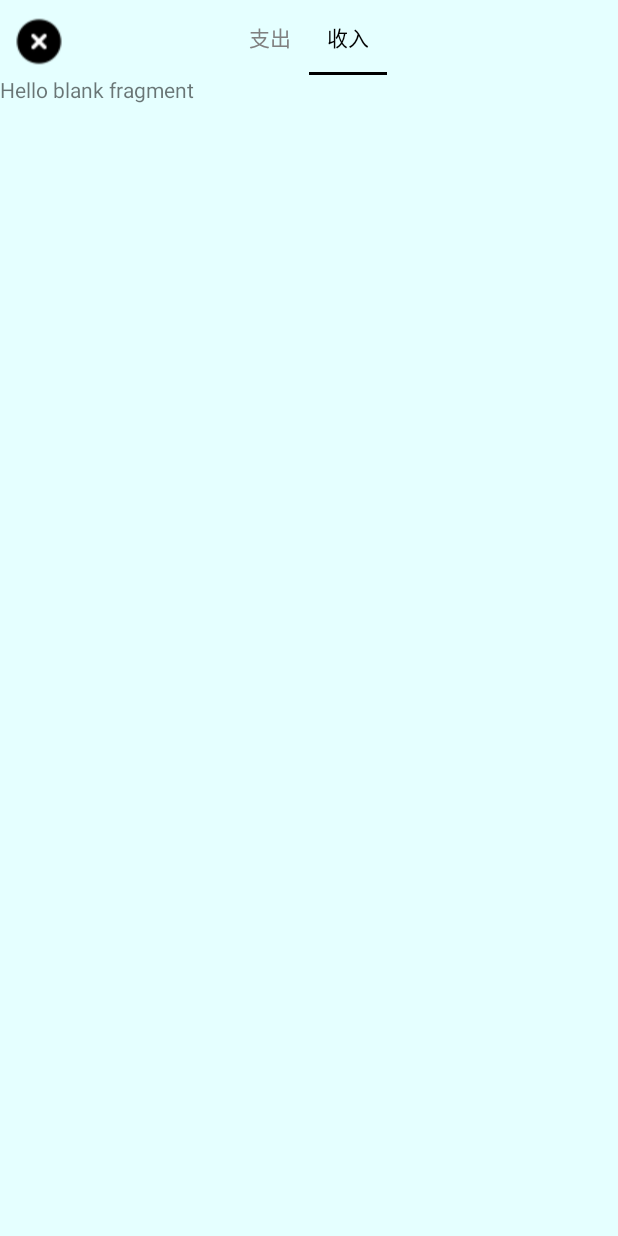
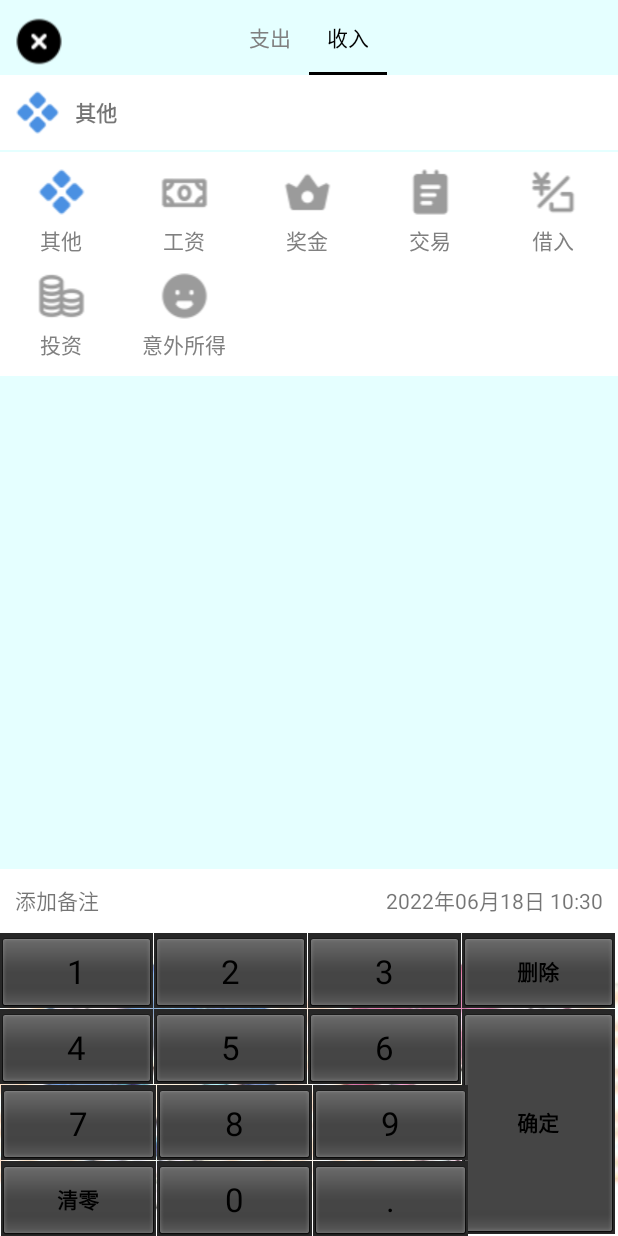
Before and after one commit to Arete-FFF/WhereYourMoney, an Android app: the OutFragment screen opened directly, with no data from a screen before it, tab 2 chosen, on a phone screen of 412 x 824 dp. Run offline under Robolectric (Android 15) with nearby library versions, the phone set to English and light mode, and no system bars.

Commit message:
frag 正常

```diff
--- a/app/src/main/java/com/fxy/greatassignment/WriteActivity.java
+++ b/app/src/main/java/com/fxy/greatassignment/WriteActivity.java
@@ -9,6 +9,7 @@
 
 import com.fxy.greatassignment.adapter.WriteFragmentPagerAdapter;
 import com.fxy.greatassignment.frag_write.InFragment;
+import com.fxy.greatassignment.frag_write.FatherFragment;
 import com.fxy.greatassignment.frag_write.OutFragment;
 import com.google.android.material.tabs.TabLayout;
 
--- a/app/src/main/java/com/fxy/greatassignment/database/DBManager.java
+++ b/app/src/main/java/com/fxy/greatassignment/database/DBManager.java
@@ -1,10 +1,13 @@
 package com.fxy.greatassignment.database;
 
-import android.annotation.SuppressLint;
+import android.content.ContentValues;
 import android.content.Context;
 import android.database.Cursor;
 import android.database.sqlite.SQLiteDatabase;
+import android.util.Log;
 
+
+import java.math.BigDecimal;
 import java.util.ArrayList;
 import java.util.List;
 
@@ -32,11 +35,11 @@ public class DBManager {
         Cursor cursor = db.rawQuery(sql, null);
         //循环读取游标内容，存储到对象当中
         while (cursor.moveToNext()) {
-            @SuppressLint("Range") String typename = cursor.getString(cursor.getColumnIndex("typename"));
-            @SuppressLint("Range") int imageId = cursor.getInt(cursor.getColumnIndex("imageId"));
-            @SuppressLint("Range") int sImageId = cursor.getInt(cursor.getColumnIndex("sImageId"));
-            @SuppressLint("Range") int kind1 = cursor.getInt(cursor.getColumnIndex("kind"));
-            @SuppressLint("Range") int id = cursor.getInt(cursor.getColumnIndex("id"));
+            String typename = cursor.getString(cursor.getColumnIndex("typename"));
+            int imageId = cursor.getInt(cursor.getColumnIndex("imageId"));
+            int sImageId = cursor.getInt(cursor.getColumnIndex("sImageId"));
+            int kind1 = cursor.getInt(cursor.getColumnIndex("kind"));
+            int id = cursor.getInt(cursor.getColumnIndex("id"));
             TypeBean typeBean = new TypeBean(id, typename, imageId, sImageId, kind1);
             list.add(typeBean);
         }
--- a/app/src/main/java/com/fxy/greatassignment/database/DBOpenHelper.java
+++ b/app/src/main/java/com/fxy/greatassignment/database/DBOpenHelper.java
@@ -6,11 +6,12 @@ import android.database.sqlite.SQLiteOpenHelper;
 
 import androidx.annotation.Nullable;
 
+
 import com.fxy.greatassignment.R;
 
 public class DBOpenHelper extends SQLiteOpenHelper {
     public DBOpenHelper(@Nullable Context context) {
-        super(context,"tally.db" , null, 1);
+        super(context,"WhereYourMoney.db" , null, 1);
     }
 
     //创建数据库的方法，只有项目第一次运行时，会被调用
--- a/app/src/main/java/com/fxy/greatassignment/database/TypeBean.java
+++ b/app/src/main/java/com/fxy/greatassignment/database/TypeBean.java
@@ -1,8 +1,7 @@
 package com.fxy.greatassignment.database;
 /*
- * 表示类型的类
- */
-
+ * 表示收入或者支出具体类型的类
+ * */
 public class TypeBean {
     int id;
     String typename;   //类型名称
--- /dev/null
+++ b/app/src/main/java/com/fxy/greatassignment/frag_write/FatherFragment.java
@@ -0,0 +1,149 @@
+package com.fxy.greatassignment.frag_write;
+
+import android.inputmethodservice.KeyboardView;
+import android.os.Bundle;
+
+import androidx.annotation.Nullable;
+import androidx.fragment.app.Fragment;
+
+import android.text.TextUtils;
+import android.view.LayoutInflater;
+import android.view.View;
+import android.view.ViewGroup;
+import android.widget.AdapterView;
+import android.widget.EditText;
+import android.widget.GridView;
+import android.widget.ImageView;
+import android.widget.TextView;
+
+import com.fxy.greatassignment.R;
+import com.fxy.greatassignment.database.AccountBean;
+import com.fxy.greatassignment.database.DBManager;
+import com.fxy.greatassignment.database.TypeBean;
+import com.fxy.greatassignment.utils.KeyBoardUtils;
+
+import java.text.SimpleDateFormat;
+import java.util.ArrayList;
+import java.util.Calendar;
+import java.util.Date;
+import java.util.List;
+
+
+public class FatherFragment extends Fragment {
+    // 初始化xml中的view
+    KeyboardView keyboardView;
+    EditText editText;
+    ImageView imageView;
+    TextView type,remark,time;
+    GridView gridView;
+    // 创建Bean List
+    List<TypeBean> typeBeanList;
+    TypeBaseAdapter adapter;
+    // 创建记账数据对象
+    AccountBean accountBean;
+
+
+    @Override
+    public void onCreate(@Nullable Bundle savedInstanceState) {
+        super.onCreate(savedInstanceState);
+        accountBean = new AccountBean();   //创建对象
+        accountBean.setTypename("其他");
+        accountBean.setsImageId(R.mipmap.ic_qita_hs);
+    }
+
+    @Override
+    public View onCreateView(LayoutInflater inflater, ViewGroup container,
+                             Bundle savedInstanceState) {
+        // Inflate the layout for this fragment
+        View view = inflater.inflate(R.layout.fragment_out,container,false);
+        //初始化view
+        initView(view);
+        //获取当前时间显示到右下角
+        setInitTime();
+        // 给GridView填充数据
+        loadDataToGV();
+        //设置GridView每一项的点击事件
+        setGVListener();
+        return view;
+    }
+
+    private void setInitTime() {
+        Date date = new Date();
+        // 设置时间的格式
+        SimpleDateFormat sdf = new SimpleDateFormat("yyyy年MM月dd日 HH:mm");
+        // 获取当前时间
+        String time_now = sdf.format(date);
+        time.setText(time_now);
+        accountBean.setTime(time_now);
+
+        Calendar calendar = Calendar.getInstance();
+        int year = calendar.get(Calendar.YEAR);
+        int month = calendar.get(Calendar.MONTH)+1;
+        int day = calendar.get(Calendar.DAY_OF_MONTH);
+        accountBean.setYear(year);
+        accountBean.setMonth(month);
+        accountBean.setDay(day);
+    }
+
+    private void setGVListener() {
+        gridView.setOnItemClickListener(new AdapterView.OnItemClickListener() {
+            @Override
+            public void onItemClick(AdapterView<?> parent, View view, int position, long id) {
+                adapter.selectPos = position;
+                adapter.notifyDataSetInvalidated();  //提示绘制发生变化了
+
+                // 绘制绑定文本
+                TypeBean typeBean = typeBeanList.get(position);
+                String typename = typeBean.getTypename();
+                type.setText(typename);
+                accountBean.setTypename(typename);
+
+                // 绘制绑定图片
+                int simageId = typeBean.getSimageId();
+                imageView.setImageResource(simageId);
+                accountBean.setsImageId(simageId);
+            }
+        });
+    }
+
+
+    // 给GridView填充数据
+    public void loadDataToGV() {
+        typeBeanList = new ArrayList<>();//创建beanlist
+        adapter = new TypeBaseAdapter(getContext(), typeBeanList);//创建新adapter
+        gridView.setAdapter(adapter);
+
+    }
+
+    private void initView(View view) {
+        keyboardView = view.findViewById((R.id.frag_write_keyboard));
+        editText = view.findViewById(R.id.frag_write_et);
+        imageView = view.findViewById(R.id.frag_write_iv);
+        gridView = view.findViewById(R.id.frag_write_gv);
+        type = view.findViewById(R.id.frag_write_tv);
+        remark = view.findViewById(R.id.frag_write_tv_remark);
+        time = view.findViewById(R.id.frag_write_tv_time);
+
+        //显示自定义软键盘
+        KeyBoardUtils boardUtils = new KeyBoardUtils(keyboardView, editText);
+        boardUtils.showKeyboard();
+
+        //监听按钮
+        boardUtils.setOnEnsureListener(new KeyBoardUtils.OnEnsureListener() {
+            @Override
+            public void onEnsure() {
+                // TODO 点击确定按钮
+                String moneyStr = editText.getText().toString();
+                if (TextUtils.isEmpty(moneyStr)||moneyStr.equals("0")) {
+                    getActivity().finish();
+                    return;
+                }
+                float money = Float.parseFloat(moneyStr);
+                accountBean.setMoney(money);
+                // TODO 记录当前edittext信息，保存到数据库中
+                // TODO 返回上级页面
+                getActivity().finish();
+            }
+        });
+    }
+}
--- a/app/src/main/java/com/fxy/greatassignment/frag_write/InFragment.java
+++ b/app/src/main/java/com/fxy/greatassignment/frag_write/InFragment.java
@@ -9,21 +9,27 @@ import android.view.View;
 import android.view.ViewGroup;
 
 import com.fxy.greatassignment.R;
+import com.fxy.greatassignment.database.DBManager;
+import com.fxy.greatassignment.database.TypeBean;
+
+import java.util.List;
 
 /**
  * 添加新账单的fragment
  * 收入账单
  */
-public class InFragment extends Fragment {
-
-
-    public  InFragment() {
+public class InFragment extends FatherFragment {
+    @Override
+    public void loadDataToGV() {
+        super.loadDataToGV();
+        //获取数据库当中的数据源
+        //获取数据库数据
+        List<TypeBean> outlist = DBManager.getTypeList(1);
+        typeBeanList.addAll(outlist);
+        //使用adapter输出
+        adapter.notifyDataSetChanged();
+        type.setText("其他");
+        imageView.setImageResource(R.mipmap.in_qita_ls);
     }
 
-    @Override
-    public View onCreateView(LayoutInflater inflater, ViewGroup container,
-                             Bundle savedInstanceState) {
-        // Inflate the layout for this fragment
-        return inflater.inflate(R.layout.fragment_in, container, false);
-    }
 }
--- a/app/src/main/java/com/fxy/greatassignment/frag_write/OutFragment.java
+++ b/app/src/main/java/com/fxy/greatassignment/frag_write/OutFragment.java
@@ -1,151 +1,35 @@
 package com.fxy.greatassignment.frag_write;
 
-import android.inputmethodservice.KeyboardView;
 import android.os.Bundle;
 
-import androidx.annotation.Nullable;
 import androidx.fragment.app.Fragment;
 
-import android.text.TextUtils;
 import android.view.LayoutInflater;
 import android.view.View;
 import android.view.ViewGroup;
-import android.widget.AdapterView;
-import android.widget.EditText;
-import android.widget.GridView;
-import android.widget.ImageView;
-import android.widget.TextView;
 
 import com.fxy.greatassignment.R;
-import com.fxy.greatassignment.database.AccountBean;
 import com.fxy.greatassignment.database.DBManager;
 import com.fxy.greatassignment.database.TypeBean;
-import com.fxy.greatassignment.utils.KeyBoardUtils;
 
-import java.text.SimpleDateFormat;
-import java.util.ArrayList;
-import java.util.Calendar;
-import java.util.Date;
 import java.util.List;
 
 /**
  * 添加新账单的fragment
  * 支出账单
  */
-public class OutFragment extends Fragment {
-    // 初始化xml中的view
-    KeyboardView keyboardView;
-    EditText editText;
-    ImageView imageView;
-    TextView type,remark,time;
-    GridView gridView;
-    // 创建Bean List
-    List<TypeBean> typeBeanList;
-    TypeBaseAdapter adapter;
-    // 创建记账数据对象
-    AccountBean accountBean;
-
-
+public class OutFragment extends FatherFragment {
     @Override
-    public void onCreate(@Nullable Bundle savedInstanceState) {
-        super.onCreate(savedInstanceState);
-        accountBean = new AccountBean();   //创建对象
-        accountBean.setTypename("其他");
-        accountBean.setsImageId(R.mipmap.ic_qita_hs);
-    }
-
-    @Override
-    public View onCreateView(LayoutInflater inflater, ViewGroup container,
-                             Bundle savedInstanceState) {
-        // Inflate the layout for this fragment
-        View view = inflater.inflate(R.layout.fragment_out,container,false);
-        //初始化view
-        initView(view);
-        //获取当前时间显示到右下角
-        setInitTime();
-        // 给GridView填充数据
-        loadDataToGV();
-        setGVListener(); //设置GridView每一项的点击事件
-        return view;
-    }
-
-    private void setInitTime() {
-        Date date = new Date();
-        SimpleDateFormat sdf = new SimpleDateFormat("yyyy年MM月dd日 HH:mm");
-        String time_now = sdf.format(date);
-        time.setText(time_now);
-        accountBean.setTime(time_now);
-
-        Calendar calendar = Calendar.getInstance();
-        int year = calendar.get(Calendar.YEAR);
-        int month = calendar.get(Calendar.MONTH)+1;
-        int day = calendar.get(Calendar.DAY_OF_MONTH);
-        accountBean.setYear(year);
-        accountBean.setMonth(month);
-        accountBean.setDay(day);
-    }
-
-    private void setGVListener() {
-        gridView.setOnItemClickListener(new AdapterView.OnItemClickListener() {
-            @Override
-            public void onItemClick(AdapterView<?> parent, View view, int position, long id) {
-                adapter.selectPos = position;
-                adapter.notifyDataSetInvalidated();  //提示绘制发生变化了
-
-                TypeBean typeBean = typeBeanList.get(position);
-                String typename = typeBean.getTypename();
-                type.setText(typename);
-                accountBean.setTypename(typename);
-
-                int simageId = typeBean.getSimageId();
-                imageView.setImageResource(simageId);
-                accountBean.setsImageId(simageId);
-            }
-        });
-    }
-
-
-    // 给GridView填充数据
-    private void loadDataToGV() {
-        typeBeanList = new ArrayList<>();//创建beanlist
-        adapter = new TypeBaseAdapter(getContext(), typeBeanList);//创建新adapter
-        gridView.setAdapter(adapter);
+    public void loadDataToGV() {
+        super.loadDataToGV();
+        //获取数据库当中的数据源
         //获取数据库数据
         List<TypeBean> outlist = DBManager.getTypeList(0);
         typeBeanList.addAll(outlist);
         //使用adapter输出
         adapter.notifyDataSetChanged();
+        type.setText("其他");
+        imageView.setImageResource(R.mipmap.ic_qita_hs);
     }
 
-    private void initView(View view) {
-        keyboardView = view.findViewById((R.id.frag_write_keyboard));
-        editText = view.findViewById(R.id.frag_write_et);
-        imageView = view.findViewById(R.id.frag_write_iv);
-        gridView = view.findViewById(R.id.frag_write_gv);
-        type = view.findViewById(R.id.frag_write_tv);
-        remark = view.findViewById(R.id.frag_write_tv_remark);
-        time = view.findViewById(R.id.frag_write_tv_time);
-
-        //显示自定义软键盘
-        KeyBoardUtils boardUtils = new KeyBoardUtils(keyboardView, editText);
-        boardUtils.showKeyboard();
-
-        //监听按钮
-        boardUtils.setOnEnsureListener(new KeyBoardUtils.OnEnsureListener() {
-            @Override
-            public void onEnsure() {
-                // TODO 点击确定按钮
-                String moneyStr = editText.getText().toString();
-                if (TextUtils.isEmpty(moneyStr)||moneyStr.equals("0")) {
-                    getActivity().finish();
-                    return;
-                }
-                float money = Float.parseFloat(moneyStr);
-                accountBean.setMoney(money);
-                // TODO 记录当前edittext信息，保存到数据库中
-                // TODO 返回上级页面
-                getActivity().finish();
-            }
-        });
-    }
 }
```
